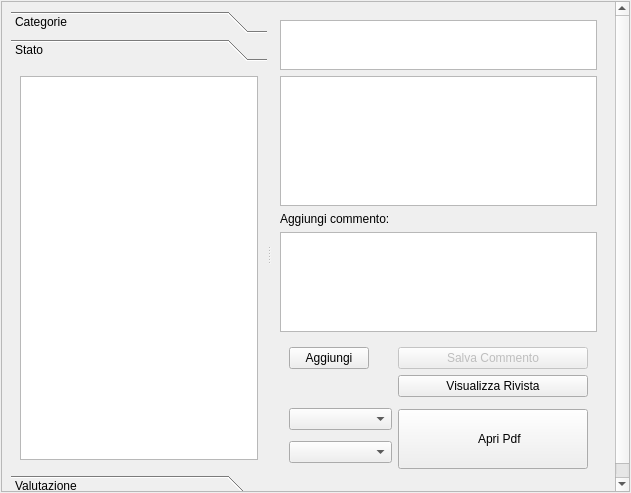
simon-r/LeScienze500, file bookmarkgui.ui: the form before one commit.
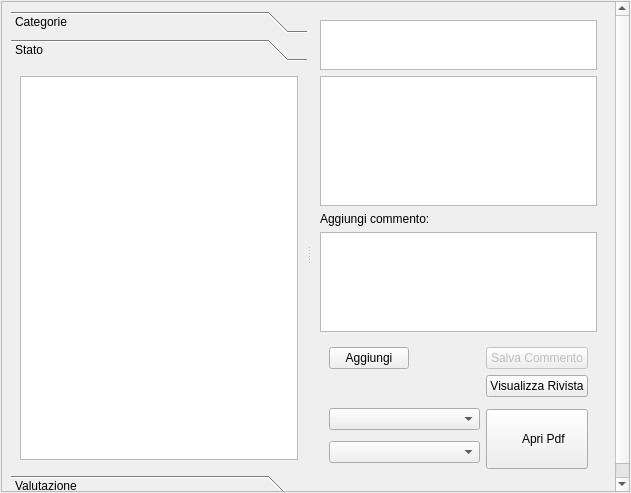
The form after the commit. The open tabs and pages were chosen to show the change. Icons and pictures are not drawn.

Commit message: dom 24 ott 2010, 15.43.13, CEST

Diff of the .ui file:
```diff
--- a/bookmarkgui.ui
+++ b/bookmarkgui.ui
@@ -111,8 +111,8 @@
             <rect>
              <x>0</x>
              <y>0</y>
-             <width>256</width>
-             <height>383</height>
+             <width>83</width>
+             <height>72</height>
             </rect>
            </property>
            <attribute name="icon">
@@ -329,7 +329,7 @@
                <widget class="QPushButton" name="OpenReview">
                 <property name="minimumSize">
                  <size>
-                  <width>190</width>
+                  <width>0</width>
                   <height>0</height>
                  </size>
                 </property>
```
Left out of the diff: 4 changed lines with no effect on the pictures.
